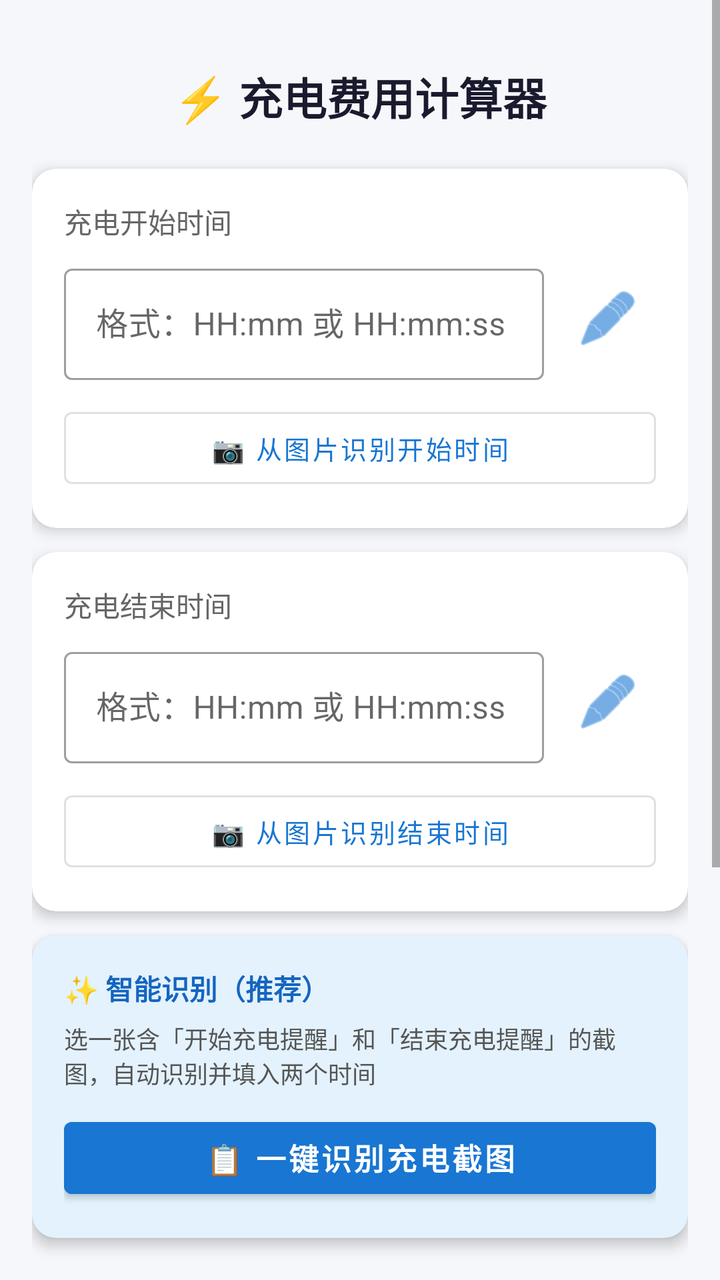
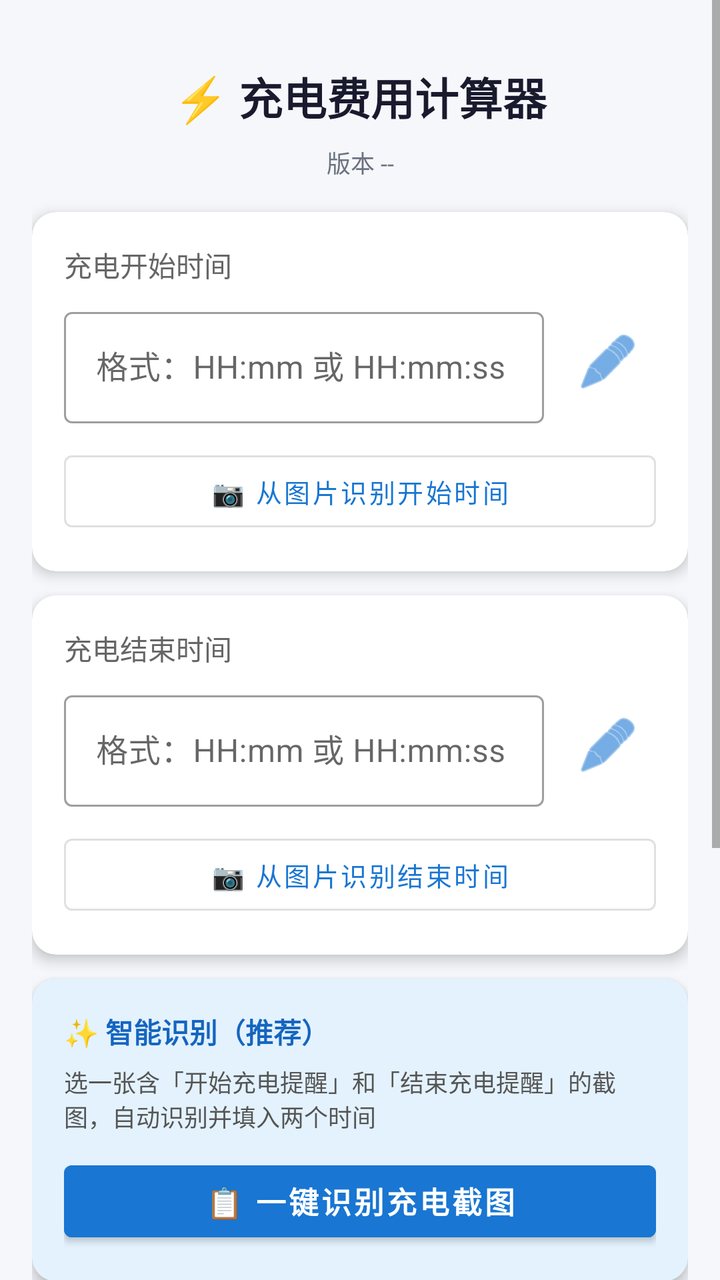

Screens rendered from an Android XML layout before and after an edit, with the pre-edit source and the edit as a unified diff.
<!-- AndroidManifest.xml: application theme Theme.ChargingCalculator.NoActionBar -->
<!-- res/layout/activity_main.xml -->
<?xml version="1.0" encoding="utf-8"?>
<ScrollView xmlns:android="http://schemas.android.com/apk/res/android"
    xmlns:app="http://schemas.android.com/apk/res-auto"
    android:layout_width="match_parent"
    android:layout_height="match_parent"
    android:background="#F5F7FA"
    android:fillViewport="true">

    <LinearLayout
        android:layout_width="match_parent"
        android:layout_height="wrap_content"
        android:orientation="vertical"
        android:padding="16dp">

        
        <TextView
            android:layout_width="match_parent"
            android:layout_height="wrap_content"
            android:text="⚡ 充电费用计算器"
            android:textSize="22sp"
            android:textStyle="bold"
            android:textColor="#1A1A2E"
            android:gravity="center"
            android:paddingTop="16dp"
            android:paddingBottom="8dp"/>

        

        
        <androidx.cardview.widget.CardView
            xmlns:card_view="http://schemas.android.com/apk/res-auto"
            android:layout_width="match_parent"
            android:layout_height="wrap_content"
            android:layout_marginTop="12dp"
            card_view:cardCornerRadius="12dp"
            card_view:cardElevation="4dp"
            card_view:cardBackgroundColor="#FFFFFF">

            <LinearLayout
                android:layout_width="match_parent"
                android:layout_height="wrap_content"
                android:orientation="vertical"
                android:padding="16dp">

                <TextView
                    android:layout_width="wrap_content"
                    android:layout_height="wrap_content"
                    android:text="充电开始时间"
                    android:textSize="14sp"
                    android:textColor="#666666"
                    android:paddingBottom="8dp"/>

                <LinearLayout
                    android:layout_width="match_parent"
                    android:layout_height="wrap_content"
                    android:orientation="horizontal"
                    android:gravity="center_vertical">

                    <com.google.android.material.textfield.TextInputLayout
                        android:layout_width="0dp"
                        android:layout_height="wrap_content"
                        android:layout_weight="1"
                        style="@style/Widget.MaterialComponents.TextInputLayout.OutlinedBox"
                        android:hint="格式：HH:mm 或 HH:mm:ss">

                        <com.google.android.material.textfield.TextInputEditText
                            android:id="@+id/etStartTime"
                            android:layout_width="match_parent"
                            android:layout_height="wrap_content"
                            android:inputType="time"
                            android:imeOptions="actionNext"/>
                    </com.google.android.material.textfield.TextInputLayout>

                    <ImageButton
                        android:id="@+id/btnPickStartTime"
                        android:layout_width="48dp"
                        android:layout_height="48dp"
                        android:src="@android:drawable/ic_menu_edit"
                        android:background="?attr/selectableItemBackgroundBorderless"
                        android:contentDescription="时间选择"
                        android:tint="#1976D2"
                        android:layout_marginStart="8dp"/>

                </LinearLayout>

                
                <LinearLayout
                    android:layout_width="match_parent"
                    android:layout_height="wrap_content"
                    android:orientation="horizontal"
                    android:layout_marginTop="10dp"
                    android:gravity="center_vertical">

                    <Button
                        android:id="@+id/btnOcrStart"
                        android:layout_width="0dp"
                        android:layout_height="wrap_content"
                        android:layout_weight="1"
                        android:text="📷 从图片识别开始时间"
                        android:textSize="13sp"
                        style="@style/Widget.MaterialComponents.Button.OutlinedButton"/>

                </LinearLayout>

                
                <TextView
                    android:id="@+id/tvOcrStartResult"
                    android:layout_width="match_parent"
                    android:layout_height="wrap_content"
                    android:text=""
                    android:textSize="12sp"
                    android:textColor="#1976D2"
                    android:paddingTop="4dp"
                    android:visibility="gone"/>

            </LinearLayout>
        </androidx.cardview.widget.CardView>

        
        <androidx.cardview.widget.CardView
            xmlns:card_view="http://schemas.android.com/apk/res-auto"
            android:layout_width="match_parent"
            android:layout_height="wrap_content"
            android:layout_marginTop="12dp"
            card_view:cardCornerRadius="12dp"
            card_view:cardElevation="4dp"
            card_view:cardBackgroundColor="#FFFFFF">

            <LinearLayout
                android:layout_width="match_parent"
                android:layout_height="wrap_content"
                android:orientation="vertical"
                android:padding="16dp">

                <TextView
                    android:layout_width="wrap_content"
                    android:layout_height="wrap_content"
                    android:text="充电结束时间"
                    android:textSize="14sp"
                    android:textColor="#666666"
                    android:paddingBottom="8dp"/>

                <LinearLayout
                    android:layout_width="match_parent"
                    android:layout_height="wrap_content"
                    android:orientation="horizontal"
                    android:gravity="center_vertical">

                    <com.google.android.material.textfield.TextInputLayout
                        android:layout_width="0dp"
                        android:layout_height="wrap_content"
                        android:layout_weight="1"
                        style="@style/Widget.MaterialComponents.TextInputLayout.OutlinedBox"
                        android:hint="格式：HH:mm 或 HH:mm:ss">

                        <com.google.android.material.textfield.TextInputEditText
                            android:id="@+id/etEndTime"
                            android:layout_width="match_parent"
                            android:layout_height="wrap_content"
                            android:inputType="time"
                            android:imeOptions="actionDone"/>
                    </com.google.android.material.textfield.TextInputLayout>

                    <ImageButton
                        android:id="@+id/btnPickEndTime"
                        android:layout_width="48dp"
                        android:layout_height="48dp"
                        android:src="@android:drawable/ic_menu_edit"
                        android:background="?attr/selectableItemBackgroundBorderless"
                        android:contentDescription="时间选择"
                        android:tint="#1976D2"
                        android:layout_marginStart="8dp"/>

                </LinearLayout>

                <LinearLayout
                    android:layout_width="match_parent"
                    android:layout_height="wrap_content"
                    android:orientation="horizontal"
                    android:layout_marginTop="10dp">

                    <Button
                        android:id="@+id/btnOcrEnd"
                        android:layout_width="0dp"
                        android:layout_height="wrap_content"
                        android:layout_weight="1"
                        android:text="📷 从图片识别结束时间"
                        android:textSize="13sp"
                        style="@style/Widget.MaterialComponents.Button.OutlinedButton"/>

                </LinearLayout>

                <TextView
                    android:id="@+id/tvOcrEndResult"
                    android:layout_width="match_parent"
                    android:layout_height="wrap_content"
                    android:text=""
                    android:textSize="12sp"
                    android:textColor="#1976D2"
                    android:paddingTop="4dp"
                    android:visibility="gone"/>

            </LinearLayout>
        </androidx.cardview.widget.CardView>

        
        <androidx.cardview.widget.CardView
            xmlns:card_view="http://schemas.android.com/apk/res-auto"
            android:layout_width="match_parent"
            android:layout_height="wrap_content"
            android:layout_marginTop="12dp"
            card_view:cardCornerRadius="12dp"
            card_view:cardElevation="4dp"
            card_view:cardBackgroundColor="#E3F2FD">

            <LinearLayout
                android:layout_width="match_parent"
                android:layout_height="wrap_content"
                android:orientation="vertical"
                android:padding="16dp">

                <TextView
                    android:layout_width="wrap_content"
                    android:layout_height="wrap_content"
                    android:text="✨ 智能识别（推荐）"
                    android:textSize="14sp"
                    android:textStyle="bold"
                    android:textColor="#1565C0"
                    android:paddingBottom="6dp"/>

                <TextView
                    android:layout_width="wrap_content"
                    android:layout_height="wrap_content"
                    android:text="选一张含「开始充电提醒」和「结束充电提醒」的截图，自动识别并填入两个时间"
                    android:textSize="12sp"
                    android:textColor="#555555"
                    android:paddingBottom="10dp"/>

                <Button
                    android:id="@+id/btnOcrAuto"
                    android:layout_width="match_parent"
                    android:layout_height="48dp"
                    android:text="📋 一键识别充电截图"
                    android:textSize="15sp"
                    android:textStyle="bold"
                    android:backgroundTint="#1976D2"
                    style="@style/Widget.MaterialComponents.Button"/>

            </LinearLayout>
        </androidx.cardview.widget.CardView>

        
        <Button
            android:id="@+id/btnCalculate"
            android:layout_width="match_parent"
            android:layout_height="56dp"
            android:text="计 算"
            android:textSize="18sp"
            android:textStyle="bold"
            android:layout_marginTop="16dp"
            android:backgroundTint="#1976D2"
            style="@style/Widget.MaterialComponents.Button"/>

        
        <androidx.cardview.widget.CardView
            xmlns:card_view="http://schemas.android.com/apk/res-auto"
            android:id="@+id/cardResult"
            android:layout_width="match_parent"
            android:layout_height="wrap_content"
            android:layout_marginTop="16dp"
            card_view:cardCornerRadius="12dp"
            card_view:cardElevation="6dp"
            card_view:cardBackgroundColor="#1976D2"
            android:visibility="gone">

            <LinearLayout
                android:layout_width="match_parent"
                android:layout_height="wrap_content"
                android:orientation="vertical"
                android:padding="20dp"
                android:gravity="center">

                <TextView
                    android:layout_width="wrap_content"
                    android:layout_height="wrap_content"
                    android:text="计算结果"
                    android:textSize="14sp"
                    android:textColor="#BBDEFB"/>

                <TextView
                    android:id="@+id/tvDuration"
                    android:layout_width="wrap_content"
                    android:layout_height="wrap_content"
                    android:text="充电时长：-- 小时 -- 分钟"
                    android:textSize="16sp"
                    android:textColor="#FFFFFF"
                    android:paddingTop="8dp"/>

                <TextView
                    android:id="@+id/tvAmount"
                    android:layout_width="wrap_content"
                    android:layout_height="wrap_content"
                    android:text="¥ 0.00"
                    android:textSize="40sp"
                    android:textStyle="bold"
                    android:textColor="#FFFFFF"
                    android:paddingTop="8dp"/>

                <TextView
                    android:id="@+id/tvDetail"
                    android:layout_width="wrap_content"
                    android:layout_height="wrap_content"
                    android:text=""
                    android:textSize="13sp"
                    android:textColor="#BBDEFB"
                    android:paddingTop="4dp"/>

            </LinearLayout>
        </androidx.cardview.widget.CardView>
        
        <androidx.cardview.widget.CardView
            xmlns:card_view="http://schemas.android.com/apk/res-auto"
            android:layout_width="match_parent"
            android:layout_height="wrap_content"
            android:layout_marginTop="12dp"
            card_view:cardCornerRadius="12dp"
            card_view:cardElevation="4dp"
            card_view:cardBackgroundColor="#FFFFFF">

            <LinearLayout
                android:layout_width="match_parent"
                android:layout_height="wrap_content"
                android:orientation="vertical"
                android:padding="16dp">

                <TextView
                    android:layout_width="wrap_content"
                    android:layout_height="wrap_content"
                    android:text="充电单价"
                    android:textSize="14sp"
                    android:textColor="#666666"
                    android:paddingBottom="8dp"/>

                <LinearLayout
                    android:layout_width="match_parent"
                    android:layout_height="wrap_content"
                    android:orientation="horizontal"
                    android:gravity="center_vertical">

                    <com.google.android.material.textfield.TextInputLayout
                        android:layout_width="0dp"
                        android:layout_height="wrap_content"
                        android:layout_weight="1"
                        style="@style/Widget.MaterialComponents.TextInputLayout.OutlinedBox"
                        android:hint="单价（元/小时）">

                        <com.google.android.material.textfield.TextInputEditText
                            android:id="@+id/etPricePerHour"
                            android:layout_width="match_parent"
                            android:layout_height="wrap_content"
                            android:inputType="numberDecimal"
                            android:imeOptions="actionDone"
                            android:text="6.50"/>
                    </com.google.android.material.textfield.TextInputLayout>

                    <TextView
                        android:layout_width="wrap_content"
                        android:layout_height="wrap_content"
                        android:text=" 元/小时"
                        android:textSize="14sp"
                        android:textColor="#333333"
                        android:paddingStart="8dp"/>

                </LinearLayout>

                <TextView
                    android:id="@+id/tvSavedPrice"
                    android:layout_width="wrap_content"
                    android:layout_height="wrap_content"
                    android:text="已保存默认单价：1.00 元/小时"
                    android:textSize="12sp"
                    android:textColor="#888888"
                    android:paddingTop="6dp"/>

                <Button
                    android:id="@+id/btnSavePrice"
                    android:layout_width="wrap_content"
                    android:layout_height="wrap_content"
                    android:text="保存为默认单价"
                    android:textSize="13sp"
                    android:layout_marginTop="8dp"
                    style="@style/Widget.MaterialComponents.Button.OutlinedButton"/>

            </LinearLayout>
        </androidx.cardview.widget.CardView>

        
        <View
            android:layout_width="match_parent"
            android:layout_height="24dp"/>

    </LinearLayout>
</ScrollView>
<!-- resources referenced by this layout -->
<resources>
  <style name="Theme.ChargingCalculator.NoActionBar" parent="Theme.MaterialComponents.Light.NoActionBar">
          <item name="colorPrimary">#1976D2</item>
          <item name="colorPrimaryVariant">#0D47A1</item>
          <item name="colorOnPrimary">@color/white</item>
          <item name="android:statusBarColor">#0D47A1</item>
      </style>
  <color name="white">#FFFFFFFF</color>
</resources>

<!-- the commit's change to res/layout/activity_main.xml (unified diff, before → after) -->
@@ -24,7 +24,16 @@
             android:paddingTop="16dp"
             android:paddingBottom="8dp"/>
 
-        
+        <TextView
+            android:id="@+id/tvAppVersion"
+            android:layout_width="match_parent"
+            android:layout_height="wrap_content"
+            android:text="版本 --"
+            android:textSize="12sp"
+            android:textColor="#6B7280"
+            android:gravity="center"
+            android:paddingBottom="4dp"/>
+
 
         
         <androidx.cardview.widget.CardView
